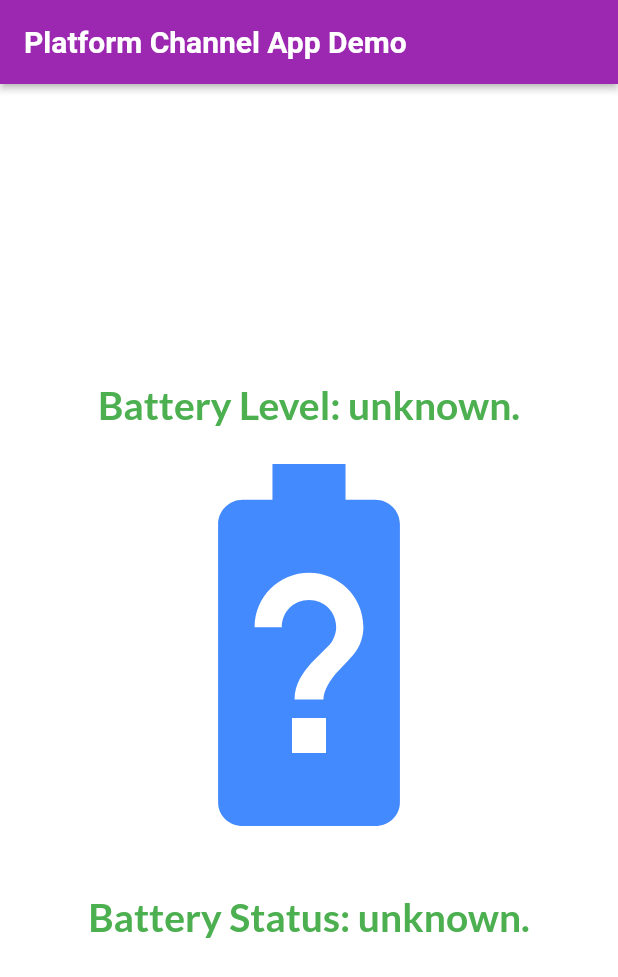
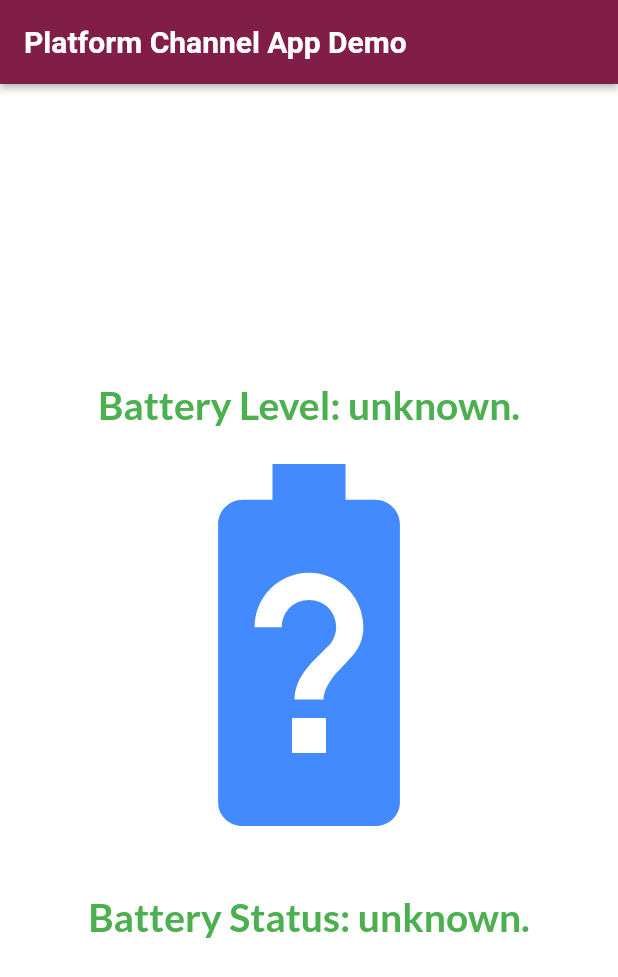
Before and after one commit to GOVINDDIXIT/Platform-Channel-Demo, a Flutter app: the screen it shows after launch, after a tap on "Combine Channels", on a phone screen of 412 x 824 dp. Shown: the top 977 px of the screen. Run offline on Flutter 3.47's test engine with Material 2 defaults, Android fonts, the phone set to English and light mode, and no system bars; our stand-ins replace google_fonts.

Commit message:
minor changes

```diff
--- a/lib/event_channel_page.dart
+++ b/lib/event_channel_page.dart
@@ -34,6 +34,7 @@ class _EventChannelPageState extends State<EventChannelPage> {
   Widget build(BuildContext context) {
     return Scaffold(
       appBar: AppBar(
+        backgroundColor: Color(0xFF801E48),
         title: Text('Event Channel'),
       ),
       body: Center(
--- a/lib/platform_channel.dart
+++ b/lib/platform_channel.dart
@@ -3,7 +3,6 @@ import 'dart:async';
 import 'package:flutter/material.dart';
 import 'package:flutter/services.dart';
 import 'package:google_fonts/google_fonts.dart';
-
 
 class PlatformChannel extends StatefulWidget {
   @override
@@ -14,10 +13,10 @@ class _PlatformChannelState extends State<PlatformChannel> {
   IconData iconSwitch = Icons.battery_unknown;
 
   static const MethodChannel methodChannel =
-  MethodChannel('dixit.govind.platformchanneldemo/methodChannel');
+      MethodChannel('dixit.govind.platformchanneldemo/methodChannel');
 
   static const EventChannel eventChannel =
-  EventChannel('dixit.govind.platformchanneldemo/chargingEventChannel');
+      EventChannel('dixit.govind.platformchanneldemo/chargingEventChannel');
 
   String _batteryLevel = 'Battery Level: unknown.';
   String _chargingStatus = 'Battery Status: unknown.';
@@ -44,7 +43,7 @@ class _PlatformChannelState extends State<PlatformChannel> {
   void _onEvent(Object event) {
     setState(() {
       _chargingStatus =
-      "Battery status: ${event == 'charging' ? '' : 'dis'}charging.";
+          "Battery status: ${event == 'charging' ? '' : 'dis'}charging.";
 
       iconSwitch = (event == 'charging')
           ? Icons.battery_charging_full
@@ -84,6 +83,7 @@ class _PlatformChannelState extends State<PlatformChannel> {
       ),
       home: Scaffold(
         appBar: AppBar(
+          backgroundColor: Color(0xFF801E48),
           title: Text(
             'Platform Channel App Demo',
             style: GoogleFonts.roboto(),
```
